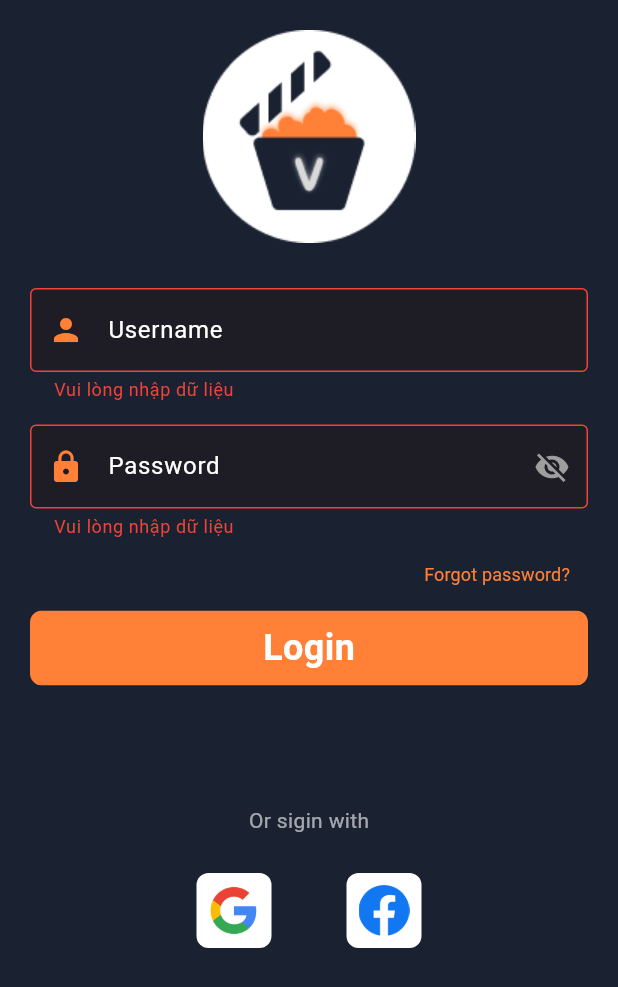
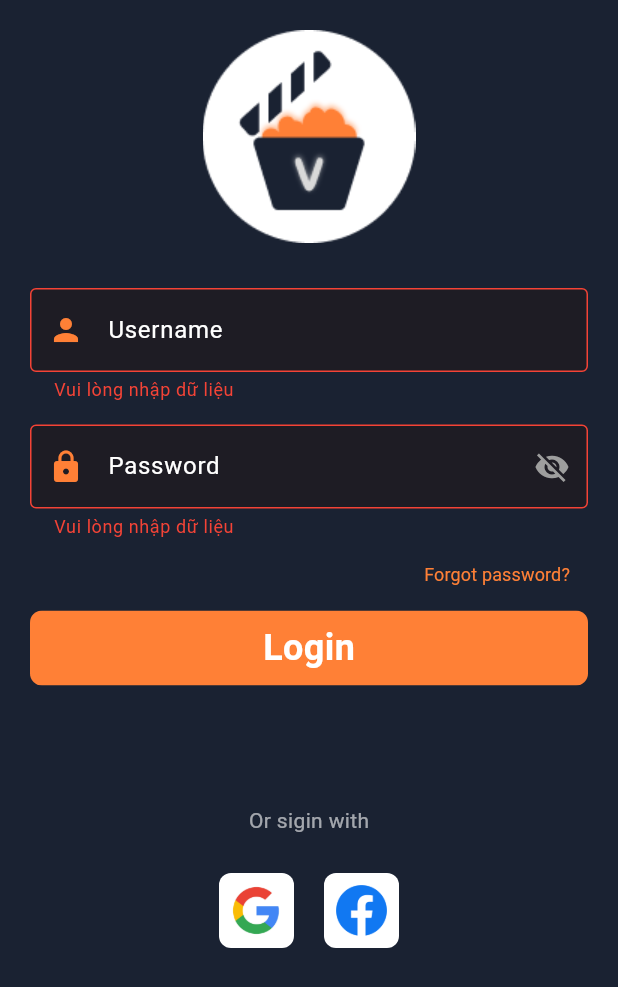
Before and after one commit to kanglee079/app-cinema-vti, a Flutter app: the screen it shows after launch, after a tap on "Login", on a phone screen of 412 x 824 dp. Shown: the top 987 px of the screen. Run offline on Flutter 3.47's test engine with Material 3 defaults, Android fonts, the phone set to English and light mode, and no system bars; our stand-ins replace carousel_slider, firebase_core, flutter_bloc, smooth_page_indicator; accounts and stored records are empty.

Commit message:
login function

```diff
--- a/lib/features/login/presentation/bloc/login_event.dart
+++ b/lib/features/login/presentation/bloc/login_event.dart
@@ -1,12 +1,14 @@
 abstract class LoginEvent {}
 
 class LoginWithUsernamePasswordEvent extends LoginEvent {
-  String? username;
-  String? password;
+  final String? username;
+  final String? password;
 
   LoginWithUsernamePasswordEvent({this.username, this.password});
 }
 
 class ThirdPartyLoginEvent extends LoginEvent {
-  String? provider;
+  final String provider;
+
+  ThirdPartyLoginEvent({required this.provider});
 }
--- a/lib/features/login/presentation/bloc/login_state.dart
+++ b/lib/features/login/presentation/bloc/login_state.dart
@@ -4,7 +4,9 @@ abstract class LoginState {}
 class InitialLoginState extends LoginState {}
 
 class SuccessLoginState extends LoginState {
-  String? message;
+  final String? message;
+
+  SuccessLoginState({this.message});
 }
 
 class FaildLoginState extends LoginState {
--- a/lib/features/login/presentation/views/login_page.dart
+++ b/lib/features/login/presentation/views/login_page.dart
@@ -3,8 +3,11 @@ import 'package:app_cinema/widgets/button_item.dart';
 import 'package:app_cinema/widgets/text_field_item.dart';
 import 'package:app_cinema/widgets/touch_dismiss_keyboard_item.dart';
 import 'package:flutter/material.dart';
+import 'package:flutter_bloc/flutter_bloc.dart';
 
-import '../../../../core/utils/localiztions.dart';
+import '../bloc/login_bloc.dart';
+import '../bloc/login_event.dart';
+import '../bloc/login_state.dart';
 
 class LoginPage extends StatefulWidget {
   const LoginPage({super.key});
@@ -14,41 +17,61 @@ class LoginPage extends StatefulWidget {
 }
 
 class _LoginPageState extends State<LoginPage> {
-  late ThemeData _themeData;
-  TextTheme get _textTheme => _themeData.textTheme;
-  ColorScheme get _colorScheme => _themeData.colorScheme;
+  final TextEditingController usernameController = TextEditingController();
+  final TextEditingController passwordController = TextEditingController();
+  final formKey = GlobalKey<FormState>();
 
-  @override
-  void initState() {
-    print("Đã gọi init");
-    super.initState();
-  }
+  late LoginBloc _blocLogin;
 
   @override
   Widget build(BuildContext context) {
-    _themeData = Theme.of(context);
+    ThemeData themeData = Theme.of(context);
 
-    TextEditingController? usernameController = TextEditingController();
-    TextEditingController? passwordController = TextEditingController();
-    final formKey = GlobalKey<FormState>();
-    return TouchOutsideToDismissKeyboard(
+    _blocLogin = BlocProvider.of<LoginBloc>(context);
+
+    return BlocProvider<LoginBloc>(
+      create: (context) => LoginBloc(),
+      child: TouchOutsideToDismissKeyboard(
         child: Scaffold(
           backgroundColor: ConfigColors().primaryColor,
           body: SafeArea(
             child: Padding(
               padding: const EdgeInsets.only(left: 20, right: 20, top: 20),
               child: SingleChildScrollView(
+                child: BlocConsumer<LoginBloc, LoginState>(
+                  listener: (context, state) {
+                    if (state is FaildLoginState) {
+                      ScaffoldMessenger.of(context).showSnackBar(
+                          SnackBar(content: Text(state.message!)));
+                    }
+                    if (state is SuccessLoginState) {
+                      Navigator.pushReplacementNamed(context, '/');
+                    }
+                  },
+                  builder: (context, state) {
+                    if (state is LoadingLoginState) {
+                      return const Center(child: CircularProgressIndicator());
+                    }
+                    return buildLoginForm(context, themeData);
+                  },
+                ),
+              ),
+            ),
+          ),
+        ),
+      ),
+    );
+  }
+
+  Widget buildLoginForm(BuildContext context, ThemeData themeData) {
+    return Form(
+      key: formKey,
       child: Column(
         children: [
           Image.asset("assets/image/AppIcon.png"),
           const SizedBox(height: 30),
-                  Form(
-                    key: formKey,
-                    child: Column(
-                      children: [
           TextFormCustom(
-                          hintText: translate(context).username,
-                          errorCheck: "email",
+            hintText: 'Username',
             controller: usernameController,
           ),
           const SizedBox(height: 15),
@@ -62,15 +85,13 @@ class _LoginPageState extends State<LoginPage> {
             mainAxisAlignment: MainAxisAlignment.end,
             children: [
               TextButton(
-                              style: const ButtonStyle(
-                                  alignment: Alignment.centerRight),
                 onPressed: () {},
                 child: Text(
                   "Forgot password?",
                   style: TextStyle(
                     fontSize: 12,
                     fontWeight: FontWeight.w400,
-                                  color: _colorScheme.primary,
+                    color: themeData.colorScheme.primary,
                   ),
                 ),
               ),
@@ -78,24 +99,19 @@ class _LoginPageState extends State<LoginPage> {
           ),
           ButtonCustom(
             onTap: () {
-                            print(usernameController.text);
-                            print(passwordController.text);
               if (formKey.currentState!.validate()) {
-                              ScaffoldMessenger.of(context).showSnackBar(
-                                const SnackBar(
-                                    content: Text('Processing Data')),
+                _blocLogin.add(
+                  LoginWithUsernamePasswordEvent(
+                    username: usernameController.text,
+                    password: passwordController.text,
+                  ),
                 );
               }
             },
             textButton: 'Login',
             textStyle: const TextStyle(
-                              color: Colors.white,
-                              fontSize: 24,
-                              fontWeight: FontWeight.bold),
-                          backgroundColor: _colorScheme.primary,
-                        ),
-                      ],
-                    ),
+                color: Colors.white, fontSize: 24, fontWeight: FontWeight.bold),
+            backgroundColor: themeData.colorScheme.primary,
           ),
           const SizedBox(height: 80),
           Column(
@@ -118,15 +134,19 @@ class _LoginPageState extends State<LoginPage> {
                       borderRadius: BorderRadius.circular(8),
                       color: Colors.white,
                     ),
+                    child: InkWell(
+                      onTap: () {
+                        _blocLogin
+                            .add(ThirdPartyLoginEvent(provider: 'google'));
+                      },
                       child: Padding(
                         padding: const EdgeInsets.all(8.0),
-                              child: Image.asset(
-                                "assets/image/google_logo.png",
-                                fit: BoxFit.contain,
+                        child: Image.asset("assets/image/google_logo.png",
+                            fit: BoxFit.contain),
                       ),
                     ),
                   ),
-                          const SizedBox(width: 50),
+                  const SizedBox(width: 20),
                   Container(
                     width: 50,
                     height: 50,
@@ -134,11 +154,15 @@ class _LoginPageState extends State<LoginPage> {
                       borderRadius: BorderRadius.circular(8),
                       color: Colors.white,
                     ),
+                    child: InkWell(
+                      onTap: () {
+                        _blocLogin
+                            .add(ThirdPartyLoginEvent(provider: 'facebook'));
+                      },
                       child: Padding(
                         padding: const EdgeInsets.all(8.0),
-                              child: Image.asset(
-                                "assets/image/facebook_logo.png",
-                                fit: BoxFit.contain,
+                        child: Image.asset("assets/image/facebook_logo.png",
+                            fit: BoxFit.contain),
                       ),
                     ),
                   ),
@@ -148,10 +172,6 @@ class _LoginPageState extends State<LoginPage> {
           )
         ],
       ),
-            ),
-          ),
-        ),
-      ),
     );
   }
 }
--- a/lib/main.dart
+++ b/lib/main.dart
@@ -1,6 +1,14 @@
 import 'package:app_cinema/my_app.dart';
+import 'package:firebase_core/firebase_core.dart';
 import 'package:flutter/material.dart';
 
-void main(List<String> args) {
+import 'firebase_options.dart';
+
+Future<void> main(List<String> args) async {
+  WidgetsFlutterBinding.ensureInitialized();
+  await Firebase.initializeApp(
+    // name: 'demoapp',
+    options: DefaultFirebaseOptions.currentPlatform,
+  );
   runApp(const MyApp());
 }
--- a/lib/my_app.dart
+++ b/lib/my_app.dart
@@ -1,5 +1,10 @@
+import 'package:app_cinema/features/about/presentation/views/about_page.dart';
+import 'package:app_cinema/features/home/presentation/views/home_page.dart';
+import 'package:app_cinema/features/login/presentation/bloc/login_bloc.dart';
 import 'package:app_cinema/features/login/presentation/views/login_page.dart';
+import 'package:app_cinema/features/profile/presentation/views/profile_page.dart';
 import 'package:flutter/material.dart';
+import 'package:flutter_bloc/flutter_bloc.dart';
 
 import 'apps/config/config_theme.dart';
 import 'l10n/generated/app_localizations.dart';
@@ -9,7 +14,6 @@ class MyApp extends StatelessWidget {
   @override
   Widget build(BuildContext context) {
     return MaterialApp(
-      home: const LoginPage(),
       theme: lightTheme,
       darkTheme: darkTheme,
       themeMode: ThemeMode.dark,
@@ -17,6 +21,28 @@ class MyApp extends StatelessWidget {
       localizationsDelegates: AppLocalizations.localizationsDelegates,
       supportedLocales: AppLocalizations.supportedLocales,
       locale: const Locale('en'),
+      initialRoute: '/login',
+      onGenerateRoute: (RouteSettings settings) {
+        switch (settings.name) {
+          case '/':
+            return MaterialPageRoute(builder: (context) => const HomePage());
+          case '/login':
+            return MaterialPageRoute(
+              builder: (context) {
+                return BlocProvider(
+                  create: (context) => LoginBloc(),
+                  child: const LoginPage(),
+                );
+              },
+            );
+          case '/about':
+            return MaterialPageRoute(builder: (context) => const AboutPage());
+          case '/profile':
+            return MaterialPageRoute(builder: (context) => const ProfilePage());
+          default:
+            return MaterialPageRoute(builder: (context) => const HomePage());
+        }
+      },
     );
   }
 }
--- a/pubspec.yaml
+++ b/pubspec.yaml
@@ -42,6 +42,9 @@ dependencies:
   smooth_page_indicator: ^1.1.0
   flutter_bloc: ^8.1.5
   adaptive_dialog: ^2.1.0
+  rename: ^3.0.2
+  firebase_core: ^2.27.2
+  firebase_auth: ^4.18.0
 
 dev_dependencies:
   flutter_test:
```
Also changed, not shown: lib/features/login/presentation/bloc/login_bloc.dart (+40 -6 lines), lib/features/login/data/datasource/auth_remote_datasource.dart (added), lib/features/login/data/datasource/auth_remote_datasource.impl.dart (added), lib/firebase_options.dart (added), pubspec.lock, 7 other files. Lines whose indentation alone changed are shown as unchanged.
